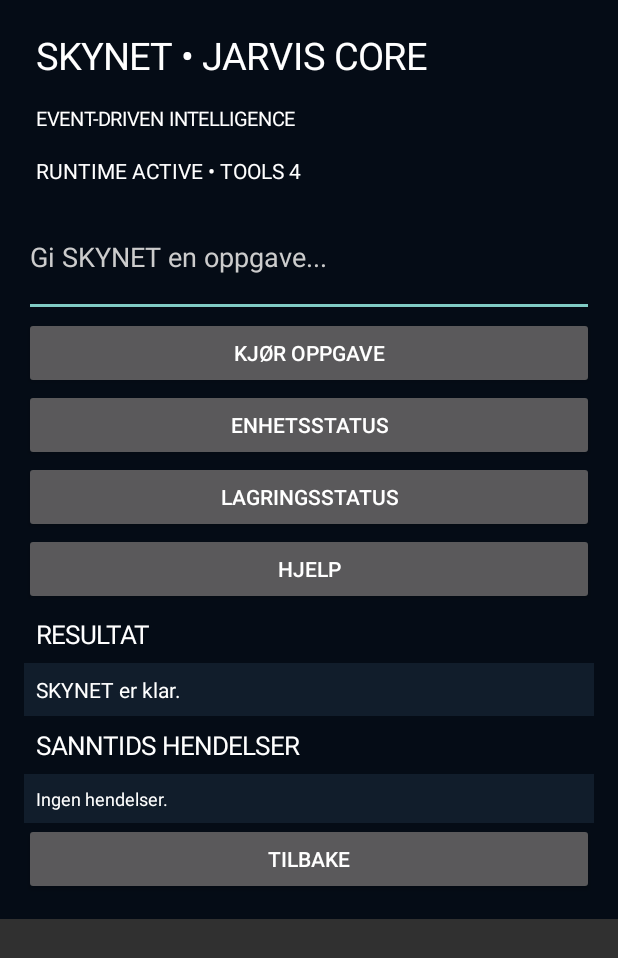
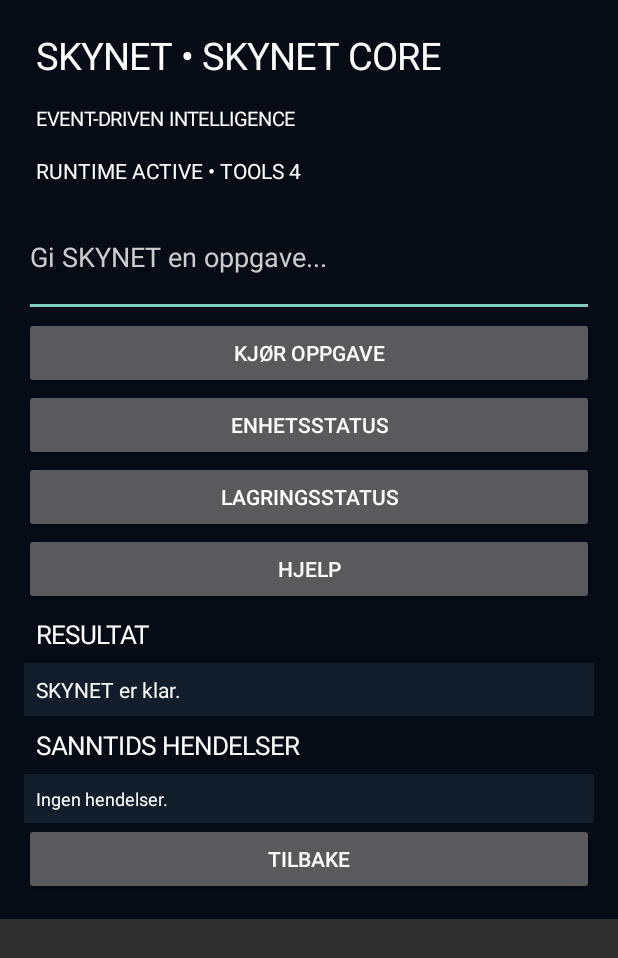
Before and after one commit to Fevi12/Skynet.mobile, an Android app: the SkynetCoreActivity screen opened directly, with no data from a screen before it, on a phone screen of 412 x 824 dp. Shown: the top 958 px of the screen. Run offline under Robolectric (Android 15) with nearby library versions, the phone set to English and light mode, and no system bars.

Commit message:
Rename assistant interface to SKYNET Core

```diff
--- a/app/src/main/AndroidManifest.xml
+++ b/app/src/main/AndroidManifest.xml
@@ -15,7 +15,7 @@
  </queries>
  <application android:label="SKYNET" android:theme="@android:style/Theme.Material.NoActionBar" android:usesCleartextTraffic="true" android:allowBackup="false">
   <activity android:name=".GodsEyeActivity" android:exported="false"/>
-  <activity android:name=".JarvisActivity" android:exported="false"/>
+  <activity android:name=".SkynetCoreActivity" android:exported="false"/>
   <activity android:name=".NetworkNodesActivity" android:exported="false"/>
   <activity android:name=".MainActivity" android:exported="true">
    <intent-filter><action android:name="android.intent.action.MAIN"/><category android:name="android.intent.category.LAUNCHER"/></intent-filter>
--- a/app/src/main/java/no/skynet/mobile/MainActivity.java
+++ b/app/src/main/java/no/skynet/mobile/MainActivity.java
@@ -67,7 +67,7 @@ public class MainActivity extends Activity {
     root.addView(btn("📡  Wi-Fi + Bluetooth-analyse",this::deviceIntel));
     root.addView(btn("🌐  SKYNET nettverksnoder",()->startActivity(new Intent(this,NetworkNodesActivity.class))));
     root.addView(btn("GOD'S EYE VIEW",()->startActivity(new Intent(this,GodsEyeActivity.class))));
-    root.addView(btn("JARVIS CORE",()->startActivity(new Intent(this,JarvisActivity.class))));
+    root.addView(btn("SKYNET CORE",()->startActivity(new Intent(this,SkynetCoreActivity.class))));
     root.addView(btn("🧠  SKYNET AI CORE",()->openAiCenter("")));
     root.addView(btn("🌐  SKYNET DISTRIBUTED",this::openDistributed));
     output=label("Hei! Søk på nettet, finn en app eller søk i SKYNETs lokale logg.",15);output.setBackgroundColor(PANEL);root.addView(output);
--- a/app/src/main/java/no/skynet/mobile/JarvisActivity.java
+++ b/app/src/main/java/no/skynet/mobile/SkynetCoreActivity.java
@@ -9,7 +9,7 @@ import java.text.SimpleDateFormat;
 import java.util.Date;
 import java.util.Locale;
 
-public final class JarvisActivity extends Activity {
+public final class SkynetCoreActivity extends Activity {
     private SkynetEventBus bus;
     private SkynetOrchestrator core;
     private EditText prompt;
@@ -44,7 +44,7 @@ public final class JarvisActivity extends Activity {
         root.setPadding(dp(16),dp(12),dp(16),dp(16));
         root.setBackgroundColor(Color.rgb(5,12,22));
 
-        root.addView(label("SKYNET • JARVIS CORE",25));
+        root.addView(label("SKYNET • SKYNET CORE",25));
         root.addView(label("EVENT-DRIVEN INTELLIGENCE",13));
         root.addView(label("RUNTIME ACTIVE • TOOLS "+core.toolCount(),14));
 
```
